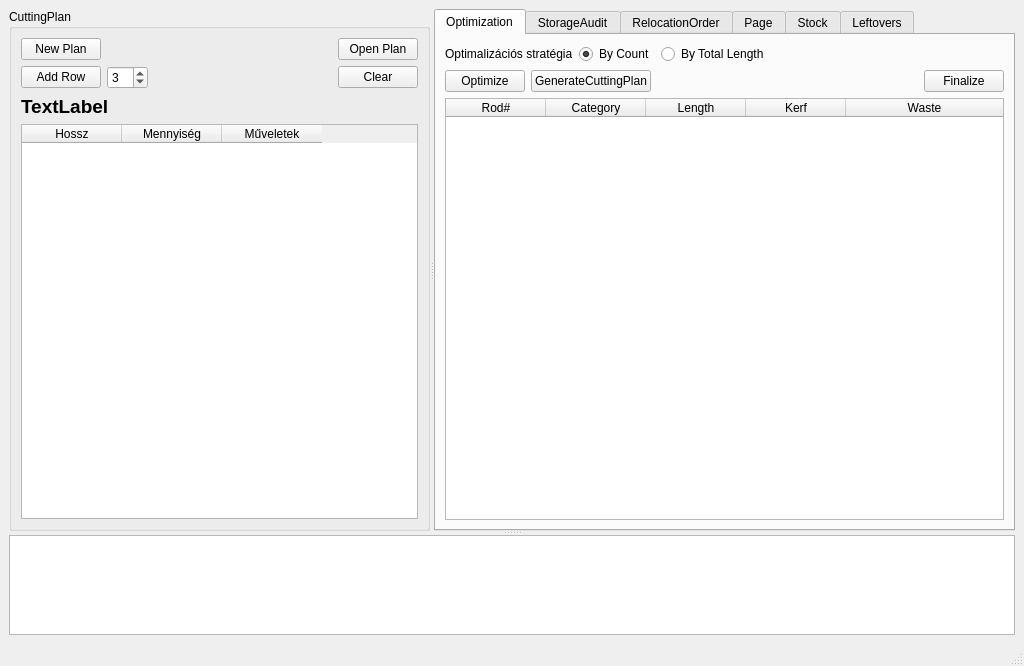
Old version of the form view/MainWindow.ui in the repository horvathzoltan/cutplannerpro.
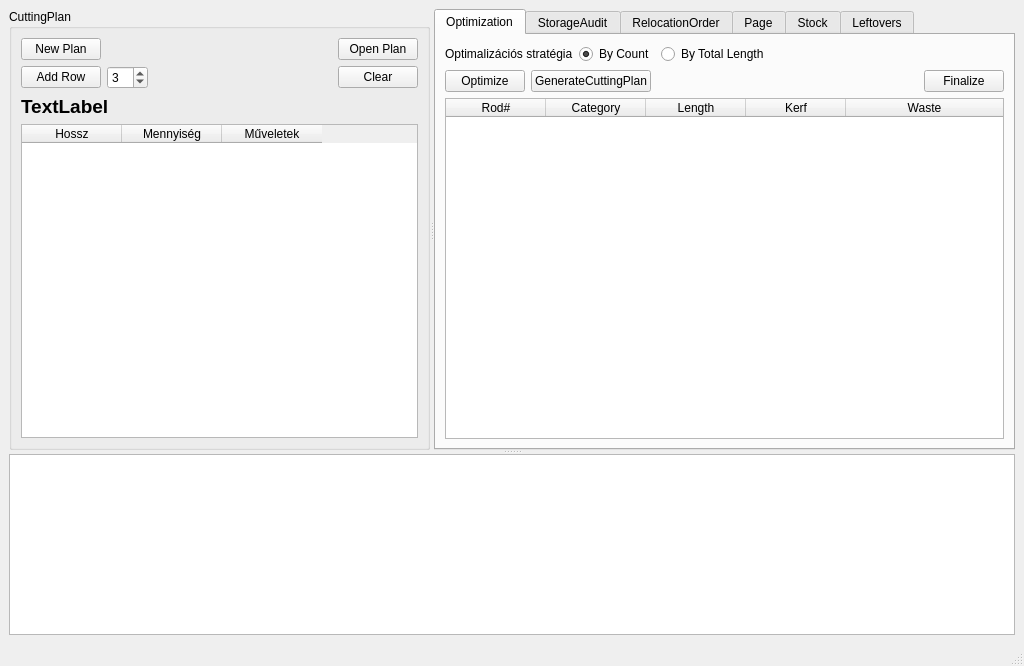
New version of the form.

```diff
--- a/view/MainWindow.ui
+++ b/view/MainWindow.ui
@@ -728,7 +728,7 @@
        <property name="maximumSize">
         <size>
          <width>16777215</width>
-         <height>100</height>
+         <height>400</height>
         </size>
        </property>
       </widget>
```
